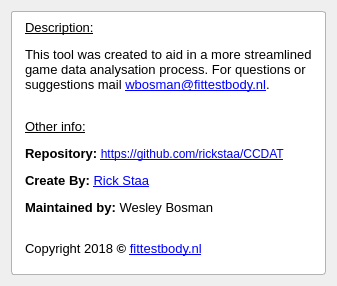
Qt form qt/about.ui (rickstaa/CCDAT) before a commit.
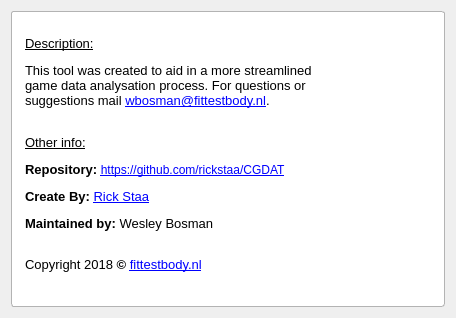
The same form after that commit.

```diff
--- a/qt/about.ui
+++ b/qt/about.ui
@@ -6,8 +6,8 @@
    <rect>
     <x>0</x>
     <y>0</y>
-    <width>333</width>
-    <height>286</height>
+    <width>456</width>
+    <height>318</height>
    </rect>
   </property>
   <property name="sizePolicy">
@@ -37,7 +37,7 @@
       <number>1</number>
      </property>
      <property name="text">
-      <string>&lt;html&gt;&lt;head/&gt;&lt;body&gt;&lt;p&gt;&lt;span style=&quot; font-size:10pt; text-decoration: underline;&quot;&gt;Description:&lt;/span&gt;&lt;/p&gt;&lt;p&gt;&lt;span style=&quot; font-size:10pt;&quot;&gt;This tool was created to aid in a more streamlined&lt;br/&gt;game data analysation process. For questions or &lt;br/&gt;suggestions mail &lt;/span&gt;&lt;a href=&quot;mail:wbosman@fittestbody.nl&quot;&gt;&lt;span style=&quot; font-size:10pt; text-decoration: underline; color:#0000ff;&quot;&gt;wbosman@fittestbody.nl&lt;/span&gt;&lt;/a&gt;&lt;span style=&quot; font-size:10pt;&quot;&gt;.&lt;/span&gt;&lt;/p&gt;&lt;p&gt;&lt;span style=&quot; font-size:10pt;&quot;&gt;&lt;br/&gt;&lt;/span&gt;&lt;span style=&quot; font-size:10pt; text-decoration: underline;&quot;&gt;Other info:&lt;/span&gt;&lt;/p&gt;&lt;p&gt;&lt;span style=&quot; font-size:10pt; font-weight:600;&quot;&gt;Repository: &lt;/span&gt;&lt;a href=&quot;https://github.com/rickstaa/CCDAT&quot;&gt;&lt;span style=&quot; text-decoration: underline; color:#0000ff;&quot;&gt;https://github.com/rickstaa/CCDAT&lt;/span&gt;&lt;/a&gt;&lt;/p&gt;&lt;p&gt;&lt;span style=&quot; font-size:10pt; font-weight:600;&quot;&gt;Create By: &lt;/span&gt;&lt;a href=&quot;https://github.com/rickstaa&quot;&gt;&lt;span style=&quot; font-size:10pt; text-decoration: underline; color:#0000ff;&quot;&gt;Rick Staa&lt;/span&gt;&lt;/a&gt;&lt;/p&gt;&lt;p&gt;&lt;span style=&quot; font-size:10pt; font-weight:600;&quot;&gt;Maintained by: &lt;/span&gt;&lt;span style=&quot; font-size:10pt;&quot;&gt;Wesley Bosman&lt;br/&gt;&lt;/span&gt;&lt;/p&gt;&lt;p&gt;&lt;span style=&quot; font-size:10pt;&quot;&gt;Copyright 2018 &lt;/span&gt;&lt;span style=&quot; font-size:10pt; font-weight:600;&quot;&gt;© &lt;/span&gt;&lt;a href=&quot;http://www.fittestbody.nl&quot;&gt;&lt;span style=&quot; font-size:10pt; text-decoration: underline; color:#0000ff;&quot;&gt;fittestbody.nl&lt;/span&gt;&lt;/a&gt;&lt;/p&gt;&lt;/body&gt;&lt;/html&gt;</string>
+      <string>&lt;html&gt;&lt;head/&gt;&lt;body&gt;&lt;p&gt;&lt;span style=&quot; font-size:10pt; text-decoration: underline;&quot;&gt;Description:&lt;/span&gt;&lt;/p&gt;&lt;p&gt;&lt;span style=&quot; font-size:10pt;&quot;&gt;This tool was created to aid in a more streamlined&lt;br/&gt;game data analysation process. For questions or &lt;br/&gt;suggestions mail &lt;/span&gt;&lt;a href=&quot;mail:wbosman@fittestbody.nl&quot;&gt;&lt;span style=&quot; font-size:10pt; text-decoration: underline; color:#0000ff;&quot;&gt;wbosman@fittestbody.nl&lt;/span&gt;&lt;/a&gt;&lt;span style=&quot; font-size:10pt;&quot;&gt;.&lt;/span&gt;&lt;/p&gt;&lt;p&gt;&lt;span style=&quot; font-size:10pt;&quot;&gt;&lt;br/&gt;&lt;/span&gt;&lt;span style=&quot; font-size:10pt; text-decoration: underline;&quot;&gt;Other info:&lt;/span&gt;&lt;/p&gt;&lt;p&gt;&lt;span style=&quot; font-size:10pt; font-weight:600;&quot;&gt;Repository: &lt;/span&gt;&lt;a href=&quot;https://github.com/rickstaa/CGDAT&quot;&gt;&lt;span style=&quot; text-decoration: underline; color:#0000ff;&quot;&gt;https://github.com/rickstaa/CGDAT&lt;/span&gt;&lt;/a&gt;&lt;/p&gt;&lt;p&gt;&lt;span style=&quot; font-size:10pt; font-weight:600;&quot;&gt;Create By: &lt;/span&gt;&lt;a href=&quot;https://github.com/rickstaa&quot;&gt;&lt;span style=&quot; font-size:10pt; text-decoration: underline; color:#0000ff;&quot;&gt;Rick Staa&lt;/span&gt;&lt;/a&gt;&lt;/p&gt;&lt;p&gt;&lt;span style=&quot; font-size:10pt; font-weight:600;&quot;&gt;Maintained by: &lt;/span&gt;&lt;span style=&quot; font-size:10pt;&quot;&gt;Wesley Bosman&lt;br/&gt;&lt;/span&gt;&lt;/p&gt;&lt;p&gt;&lt;span style=&quot; font-size:10pt;&quot;&gt;Copyright 2018 &lt;/span&gt;&lt;span style=&quot; font-size:10pt; font-weight:600;&quot;&gt;© &lt;/span&gt;&lt;a href=&quot;http://www.fittestbody.nl&quot;&gt;&lt;span style=&quot; font-size:10pt; text-decoration: underline; color:#0000ff;&quot;&gt;fittestbody.nl&lt;/span&gt;&lt;/a&gt;&lt;/p&gt;&lt;/body&gt;&lt;/html&gt;</string>
      </property>
     </widget>
    </item>
```
Left out of the diff: 4 changed lines with no effect on the pictures.
